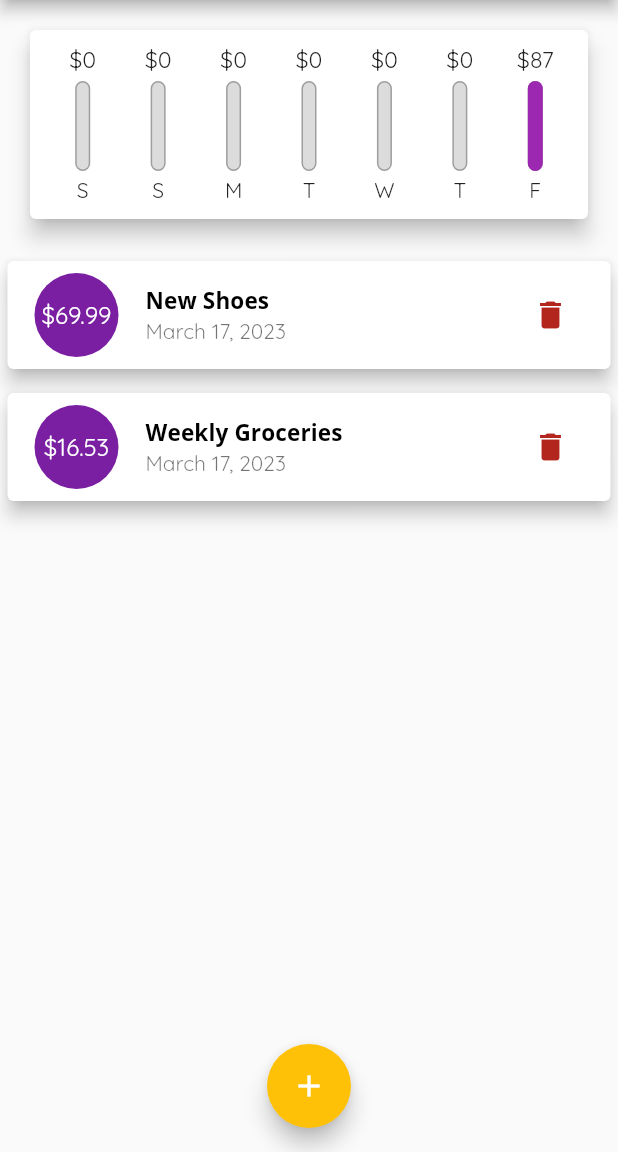
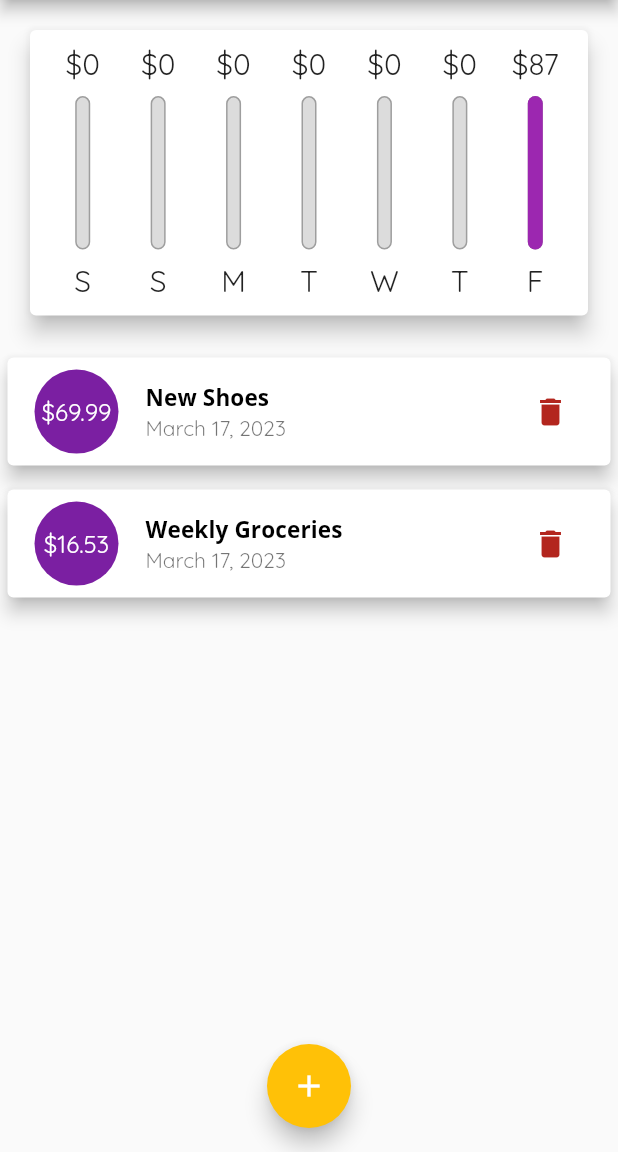
Before and after one commit to bra-alex/Flutter, a Flutter app: the screen it shows after launch, on a phone screen of 412 x 824 dp, the part 84-1236 px from its top. Run offline on Flutter 3.47's test engine with Material 2 defaults, Android fonts, the phone set to English and light mode, and no system bars; our stand-ins replace audioplayers.

Commit message:
Add responsive design

```diff
--- a/academind/personal_expenses/lib/main.dart
+++ b/academind/personal_expenses/lib/main.dart
@@ -15,6 +15,7 @@
   @override
   Widget build(BuildContext context) {
     return MaterialApp(
+      debugShowCheckedModeBanner: false,
       title: 'Expenses',
       theme: ThemeData(
         primarySwatch: Colors.purple,
@@ -109,8 +110,7 @@
 
   @override
   Widget build(BuildContext context) {
-    return Scaffold(
-      appBar: AppBar(
+    final appBar = AppBar(
       title: const Text('Expenses'),
       actions: [
         IconButton(
@@ -120,15 +120,29 @@
           icon: const Icon(Icons.add),
         )
       ],
-      ),
+    );
+    return Scaffold(
+      appBar: appBar,
       body: SingleChildScrollView(
         child: Column(
           crossAxisAlignment: CrossAxisAlignment.stretch,
           children: [
-            Chart(_recentTransactions),
-            TransactionList(
+            SizedBox(
+              height: (MediaQuery.of(context).size.height -
+                      appBar.preferredSize.height -
+                      MediaQuery.of(context).padding.top) *
+                  0.3,
+              child: Chart(_recentTransactions),
+            ),
+            SizedBox(
+              height: (MediaQuery.of(context).size.height -
+                      appBar.preferredSize.height -
+                      MediaQuery.of(context).padding.top) *
+                  0.7,
+              child: TransactionList(
                 _userTransactions,
                 deleteTransaction: _deleteTransaction,
+              ),
             ),
           ],
         ),
--- a/academind/personal_expenses/lib/widgets/chart_bar.dart
+++ b/academind/personal_expenses/lib/widgets/chart_bar.dart
@@ -13,17 +13,21 @@
   final double spendingPercentage;
   @override
   Widget build(BuildContext context) {
+    return LayoutBuilder(
+      builder: (context, constraints) {
         return Column(
           children: [
             SizedBox(
-          height: 20,
+              height: constraints.maxHeight * 0.15,
               child: FittedBox(
                 child: Text('\$${spendingAmount.toStringAsFixed(0)}'),
               ),
             ),
-        const SizedBox(height: 4),
             SizedBox(
-          height: 60,
+              height: constraints.maxHeight * 0.05,
+            ),
+            SizedBox(
+              height: constraints.maxHeight * 0.6,
               width: 10,
               child: Stack(
                 children: [
@@ -48,11 +52,18 @@
                 ],
               ),
             ),
-        const SizedBox(
-          height: 4,
+            SizedBox(
+              height: constraints.maxHeight * 0.05,
             ),
-        Text(label),
+            SizedBox(
+              height: constraints.maxHeight * 0.15,
+              child: FittedBox(
+                child: Text(label),
+              ),
+            ),
           ],
+        );
+      },
     );
   }
 }
--- a/academind/personal_expenses/lib/widgets/transaction_list.dart
+++ b/academind/personal_expenses/lib/widgets/transaction_list.dart
@@ -11,9 +11,7 @@
 
   @override
   Widget build(BuildContext context) {
-    return SizedBox(
-        height: 300,
-        child: transactions.isEmpty
+    return transactions.isEmpty
         ? Column(
             children: [
               const SizedBox(
@@ -73,6 +71,6 @@
               );
             },
             itemCount: transactions.length,
-              ));
+          );
   }
 }
```
Lines whose indentation alone changed are shown as unchanged.
